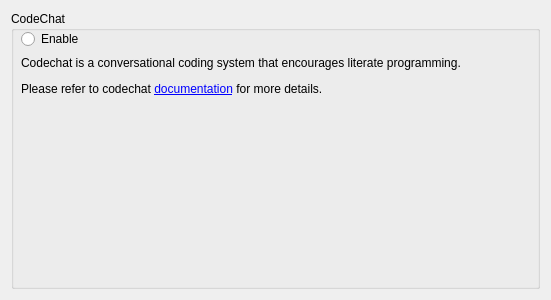
Qt form enki/plugins/preview/Settings.ui (andreikop/enki) before a commit.
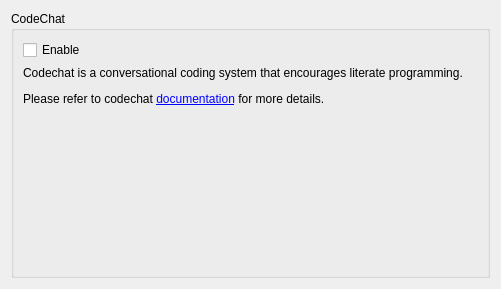
The same form after that commit.

Commit message: Fix: Fix issue #19 and #20. Preview panel refreshes on setting change. UI improve. Fix: Delete uncessary code_to_rst output

The edit to the form file:
```diff
--- a/enki/plugins/preview/Settings.ui
+++ b/enki/plugins/preview/Settings.ui
@@ -6,8 +6,8 @@
    <rect>
     <x>0</x>
     <y>0</y>
-    <width>551</width>
-    <height>300</height>
+    <width>501</width>
+    <height>289</height>
    </rect>
   </property>
   <property name="windowTitle">
@@ -19,15 +19,9 @@
      <property name="title">
       <string>CodeChat</string>
      </property>
-     <widget class="QRadioButton" name="rbEnable">
-      <property name="geometry">
-       <rect>
-        <x>10</x>
-        <y>20</y>
-        <width>361</width>
-        <height>16</height>
-       </rect>
-      </property>
+     <layout class="QVBoxLayout" name="verticalLayout">
+      <item>
+       <widget class="QCheckBox" name="rbEnable">
       <property name="text">
        <string>Enable</string>
       </property>
@@ -38,22 +32,34 @@
        <bool>false</bool>
       </property>
      </widget>
+      </item>
+      <item>
      <widget class="QLabel" name="label">
-      <property name="geometry">
-       <rect>
-        <x>10</x>
-        <y>40</y>
-        <width>511</width>
-        <height>51</height>
-       </rect>
-      </property>
       <property name="text">
        <string>&lt;html&gt;&lt;head/&gt;&lt;body&gt;&lt;p&gt;Codechat is a conversational coding system that encourages literate programming. &lt;/p&gt;&lt;p&gt;Please refer to codechat &lt;a href=&quot;http://bitbucket.org/bjones/documentation/overview&quot;&gt;&lt;span style=&quot; text-decoration: underline; color:#0000ff;&quot;&gt;documentation&lt;/span&gt;&lt;/a&gt; for more details.&lt;/p&gt;&lt;/body&gt;&lt;/html&gt;</string>
       </property>
       <property name="wordWrap">
        <bool>true</bool>
       </property>
-     </widget>
+        <property name="openExternalLinks">
+         <bool>true</bool>
+        </property>
+       </widget>
+      </item>
+      <item>
+       <spacer name="verticalSpacer">
+        <property name="orientation">
+         <enum>Qt::Vertical</enum>
+        </property>
+        <property name="sizeHint" stdset="0">
+         <size>
+          <width>20</width>
+          <height>40</height>
+         </size>
+        </property>
+       </spacer>
+      </item>
+     </layout>
     </widget>
    </item>
   </layout>
```
Lines whose indentation alone changed are shown as unchanged. The commit also changes 2 other files.
